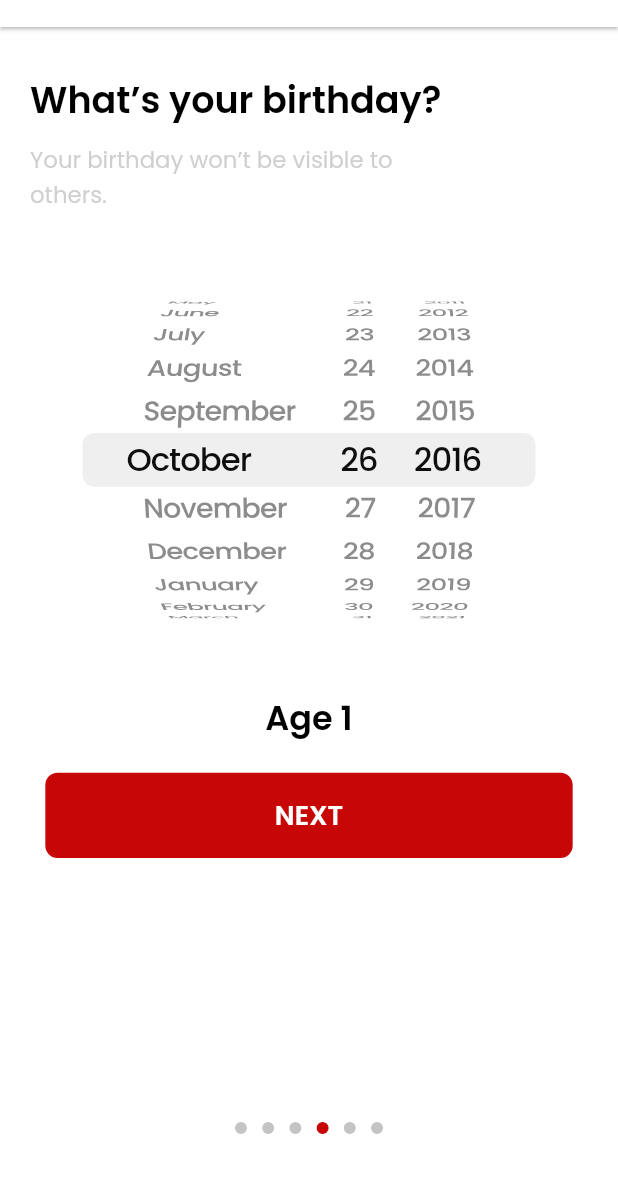
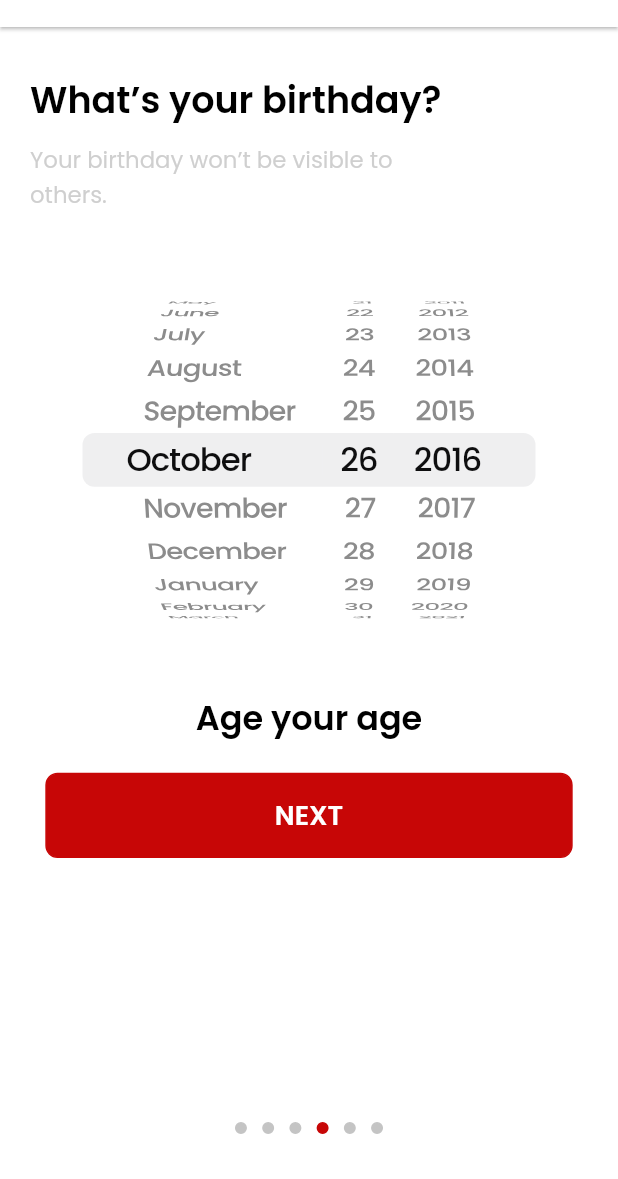
Before and after one commit to loopstack33/crave, a Flutter app: the BirthdayScreen screen opened directly, on a phone screen of 412 x 824 dp, the part 57-1236 px from its top. Run offline on Flutter 3.47's test engine with Material 2 defaults, Android fonts, the phone set to English and light mode, and no system bars; our stand-ins replace country_code_picker, firebase_auth, firebase_core, flutter_carousel_widget, flutter_screenutil, font_awesome_flutter and 3 more; missing offline and left inert: age_calculator; accounts and stored records are empty.

Commit message:
birthday check

```diff
--- a/lib/Screens/signIn/birthday.dart
+++ b/lib/Screens/signIn/birthday.dart
@@ -1,3 +1,4 @@
+import 'package:age_calculator/age_calculator.dart';
 import 'package:crave/Screens/signIn/gender.dart';
 import 'package:crave/utils/app_routes.dart';
 import 'package:crave/utils/color_constant.dart';
@@ -20,10 +21,10 @@ class _SigninPhoneValidState extends State<BirthdayScreen> {
   bool checkbox = false;
   Color checkBoxBorder = AppColors.greyShade;
   DateTime date = DateTime(2016, 10, 26);
-
+  DateDuration? duration;
+  String age = "your age";
   @override
   void initState() {
-
     super.initState();
   }
 
@@ -44,7 +45,7 @@ class _SigninPhoneValidState extends State<BirthdayScreen> {
           },
         ),
         backgroundColor: AppColors.white,
-        title:Image.asset(
+        title: Image.asset(
           hLogo,
           width: 105.w,
           height: 18.h,
@@ -65,7 +66,8 @@ class _SigninPhoneValidState extends State<BirthdayScreen> {
               SizedBox(
                 height: 10.h,
               ),
-              text(context, "Your birthday won’t be visible to \nothers.", 15.sp,
+              text(
+                  context, "Your birthday won’t be visible to \nothers.", 15.sp,
                   color: AppColors.textColor2.withOpacity(0.72),
                   boldText: FontWeight.w400,
                   fontFamily: "Poppins-Regular"),
@@ -78,7 +80,10 @@ class _SigninPhoneValidState extends State<BirthdayScreen> {
                 child: CupertinoTheme(
                   data: CupertinoThemeData(
                     textTheme: CupertinoTextThemeData(
-                      dateTimePickerTextStyle: TextStyle(color: AppColors.black,fontFamily: 'Poppins-Medium',fontSize: 19.sp),
+                      dateTimePickerTextStyle: TextStyle(
+                          color: AppColors.black,
+                          fontFamily: 'Poppins-Medium',
+                          fontSize: 19.sp),
                     ),
                   ),
                   child: CupertinoDatePicker(
@@ -86,7 +91,12 @@ class _SigninPhoneValidState extends State<BirthdayScreen> {
                     mode: CupertinoDatePickerMode.date,
                     use24hFormat: true,
                     onDateTimeChanged: (DateTime newDate) {
-                      setState(() => date = newDate);
+                      setState(() {
+                        date = newDate;
+                        duration = AgeCalculator.age(date);
+                        age = duration!.years.toString();
+                        print('Your age is $duration');
+                      });
                     },
                   ),
                 ),
@@ -96,7 +106,7 @@ class _SigninPhoneValidState extends State<BirthdayScreen> {
               ),
               Align(
                 alignment: Alignment.center,
-                child: text(context, "Age 1", 22.sp,
+                child: text(context, "Age ${age}", 22.sp,
                     color: AppColors.black,
                     boldText: FontWeight.w600,
                     fontFamily: "Poppins-SemiBold"),
@@ -110,8 +120,8 @@ class _SigninPhoneValidState extends State<BirthdayScreen> {
                 child: DefaultButton(
                     text: "NEXT",
                     press: () {
-                      AppRoutes.push(
-                          context, PageTransitionType.fade, const GenderScreen());
+                      AppRoutes.push(context, PageTransitionType.fade,
+                          const GenderScreen());
                     }),
               ),
               const Spacer(),
@@ -210,5 +220,4 @@ class _SigninPhoneValidState extends State<BirthdayScreen> {
       ),
     );
   }
-
 }
--- a/pubspec.yaml
+++ b/pubspec.yaml
@@ -45,6 +45,7 @@ dependencies:
   pinput: ^2.2.11
   flutter_carousel_widget: ^1.1.0
   lottie: ^1.3.0
+  age_calculator: ^1.0.0
 
 
 dev_dependencies:
```
Also changed, not shown: pubspec.lock.
